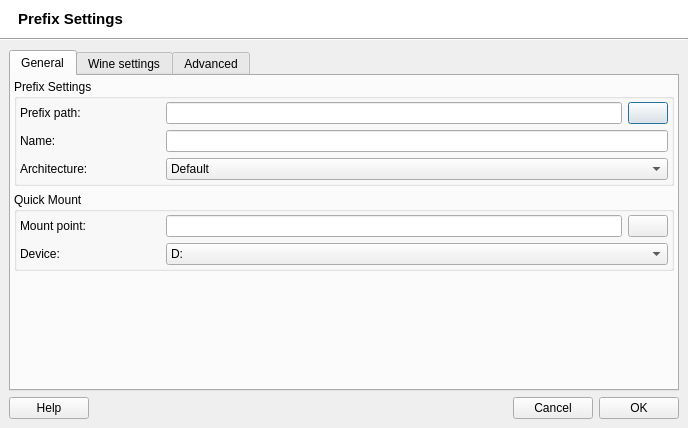
This is src/q4wine-gui/uis/PrefixSettings.ui in brezerk/q4wine as Qt 5 draws it before an edit. The edited form follows.
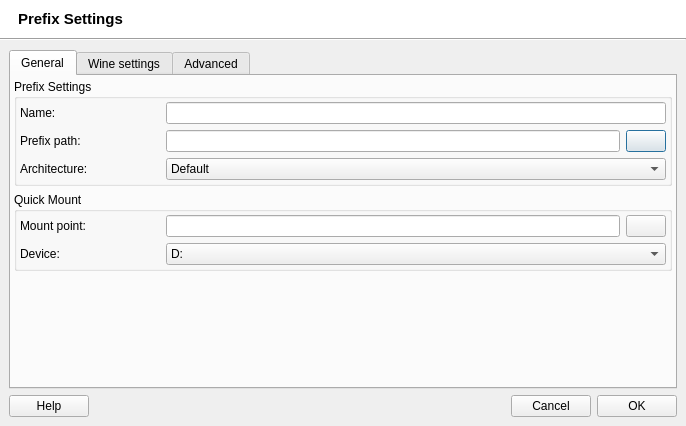
This is the edited form. Icons and pictures are not drawn.

Patch:
```diff
--- a/src/q4wine-gui/uis/PrefixSettings.ui
+++ b/src/q4wine-gui/uis/PrefixSettings.ui
@@ -6,8 +6,8 @@
    <rect>
     <x>0</x>
     <y>0</y>
-    <width>688</width>
-    <height>428</height>
+    <width>686</width>
+    <height>426</height>
    </rect>
   </property>
   <property name="windowTitle">
@@ -223,6 +223,37 @@
              <property name="margin">
               <number>3</number>
              </property>
+             <item>
+              <widget class="QWidget" name="widget_15" native="true">
+               <layout class="QHBoxLayout">
+                <property name="margin">
+                 <number>0</number>
+                </property>
+                <item>
+                 <widget class="QLabel" name="label_14">
+                  <property name="minimumSize">
+                   <size>
+                    <width>140</width>
+                    <height>0</height>
+                   </size>
+                  </property>
+                  <property name="maximumSize">
+                   <size>
+                    <width>140</width>
+                    <height>16777215</height>
+                   </size>
+                  </property>
+                  <property name="text">
+                   <string>Name:</string>
+                  </property>
+                 </widget>
+                </item>
+                <item>
+                 <widget class="QLineEdit" name="txtPrefixName"/>
+                </item>
+               </layout>
+              </widget>
+             </item>
              <item>
               <widget class="QWidget" name="widget_16" native="true">
                <layout class="QHBoxLayout">
@@ -267,37 +298,6 @@
                </layout>
               </widget>
              </item>
-             <item>
-              <widget class="QWidget" name="widget_15" native="true">
-               <layout class="QHBoxLayout">
-                <property name="margin">
-                 <number>0</number>
-                </property>
-                <item>
-                 <widget class="QLabel" name="label_14">
-                  <property name="minimumSize">
-                   <size>
-                    <width>140</width>
-                    <height>0</height>
-                   </size>
-                  </property>
-                  <property name="maximumSize">
-                   <size>
-                    <width>140</width>
-                    <height>16777215</height>
-                   </size>
-                  </property>
-                  <property name="text">
-                   <string>Name:</string>
-                  </property>
-                 </widget>
-                </item>
-                <item>
-                 <widget class="QLineEdit" name="txtPrefixName"/>
-                </item>
-               </layout>
-              </widget>
-             </item>
              <item>
               <widget class="QWidget" name="widget_19" native="true">
                <layout class="QHBoxLayout" name="_2">
```
